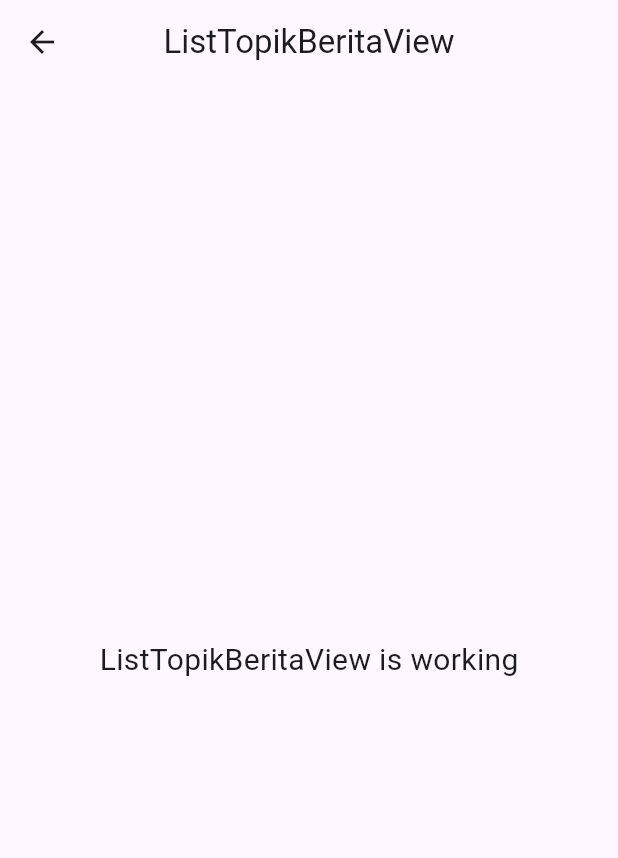
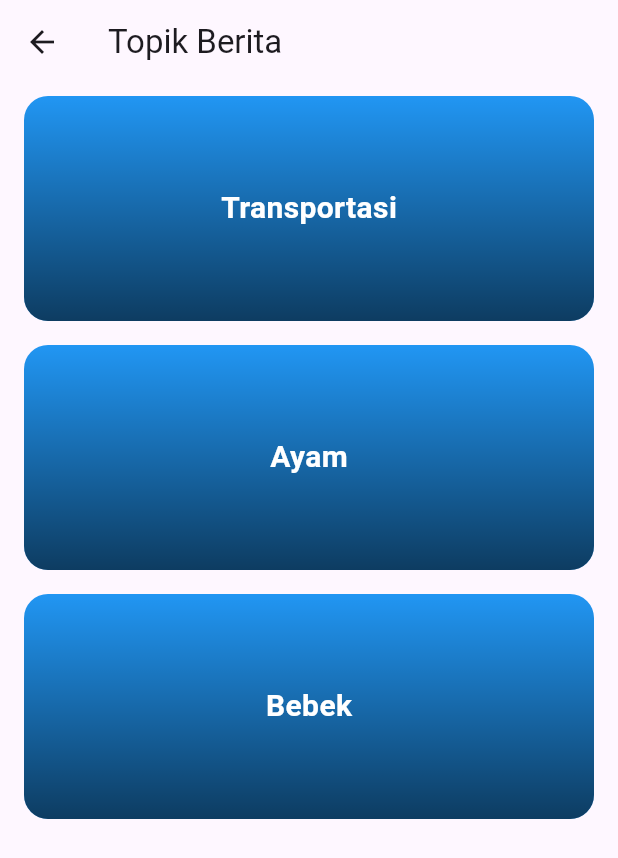
Before and after one commit to proting-newcity/NewCity-Mobile-FE, a Flutter app: the ListTopikBeritaView screen opened by its route, on a phone screen of 412 x 824 dp. Shown: the top 858 px of the screen. Run offline on Flutter 3.47's test engine with Material 3 defaults, Android fonts, the phone set to English and light mode, and no system bars; our stand-ins replace get.

Commit message:
update for readability & list topik berita

```diff
--- a/lib/app/modules/list_topik_berita/controllers/list_topik_berita_controller.dart
+++ b/lib/app/modules/list_topik_berita/controllers/list_topik_berita_controller.dart
@@ -1,9 +1,14 @@
+import 'dart:convert';
 import 'package:get/get.dart';
+import 'package:flutter/services.dart' show rootBundle;
+import 'package:newcity/model.dart';
 
 class ListTopikBeritaController extends GetxController {
+  Rx<AllBerita> allBerita = AllBerita().obs;
   final count = 0.obs;
   @override
   void onInit() {
+    readJson();
     super.onInit();
   }
 
@@ -18,4 +23,14 @@ class ListTopikBeritaController extends GetxController {
   }
 
   void increment() => count.value++;
+
+  void readJson() async {
+    try {
+      var feedLoadedData = await rootBundle.loadString("assets/berita.json");
+      allBerita.value = AllBerita.fromJson(jsonDecode(feedLoadedData));
+    } catch (e) {
+      Get.snackbar("Server Error", "error in getting berita data");
+      print("feed value error" + e.toString());
+    }
+  }
 }
--- a/lib/app/modules/list_topik_berita/views/list_topik_berita_view.dart
+++ b/lib/app/modules/list_topik_berita/views/list_topik_berita_view.dart
@@ -1,24 +1,63 @@
 import 'package:flutter/material.dart';
-
 import 'package:get/get.dart';
 
 import '../controllers/list_topik_berita_controller.dart';
+import 'package:newcity/model.dart';
 
 class ListTopikBeritaView extends GetView<ListTopikBeritaController> {
   const ListTopikBeritaView({super.key});
+
   @override
   Widget build(BuildContext context) {
     return Scaffold(
       appBar: AppBar(
-        title: const Text('ListTopikBeritaView'),
-        centerTitle: true,
+        leading: IconButton(
+          icon: Icon(Icons.arrow_back),
+          onPressed: () => Navigator.pop(context),
+        ),
+        title: Text("Topik Berita"),
       ),
-      body: const Center(
-        child: Text(
-          'ListTopikBeritaView is working',
-          style: TextStyle(fontSize: 20),
-        ),
-      ),
+      body: Obx(() => ListView.builder(
+            itemCount: controller.allBerita.value.kategoriList!.length,
+            itemBuilder: (context, index) {
+              final kategori = controller.allBerita.value.kategoriList![index];
+              return TopikTile(kategori: kategori);
+            },
+          )),
     );
   }
 }
+
+Widget TopikTile({required Kategori kategori}) {
+  return Container(
+    height: 150,
+    margin: EdgeInsets.symmetric(horizontal: 16, vertical: 8),
+    decoration: BoxDecoration(
+      borderRadius: BorderRadius.circular(16),
+      color: Colors.blue,
+    ),
+    child: Container(
+      alignment: Alignment.center,
+      padding: EdgeInsets.all(8),
+      decoration: BoxDecoration(
+        borderRadius: BorderRadius.circular(16),
+        gradient: LinearGradient(
+          colors: [
+            Colors.black.withOpacity(0.6),
+            Colors.transparent,
+          ],
+          begin: Alignment.bottomCenter,
+          end: Alignment.topCenter,
+        ),
+      ),
+      child: Text(
+        kategori.judul,
+        style: TextStyle(
+          color: Colors.white,
+          fontSize: 20,
+          fontWeight: FontWeight.bold,
+        ),
+      ),
+    ),
+  );
+}
```
Also changed, not shown: lib/app/modules/list_berita/controllers/list_berita_controller.dart (+0 -8 lines), lib/model.dart (+5 -21 lines).
